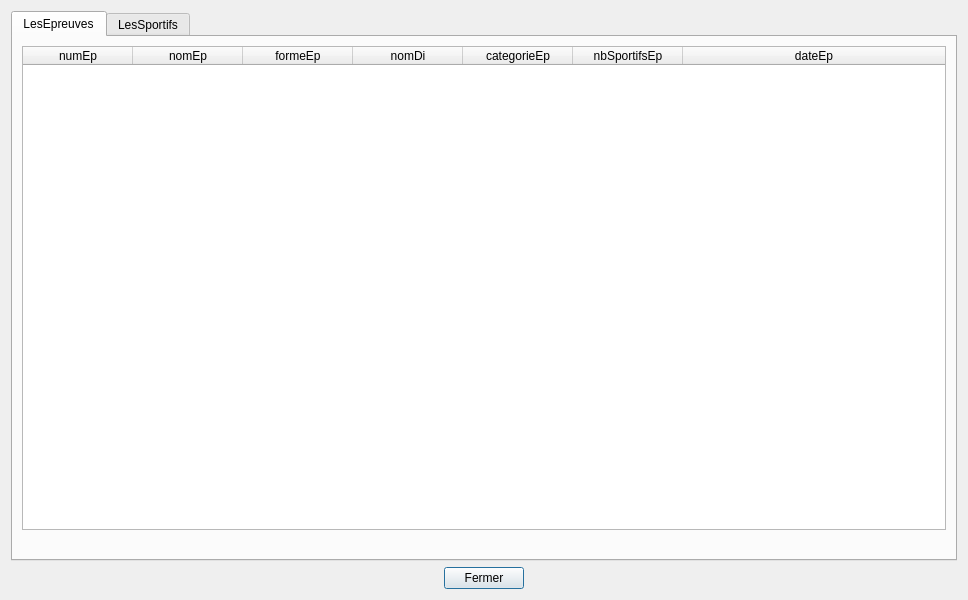
AEtheve/CEBD-PROJET-JO, file projet/gui/v1_tablesData.ui: the form before one commit.
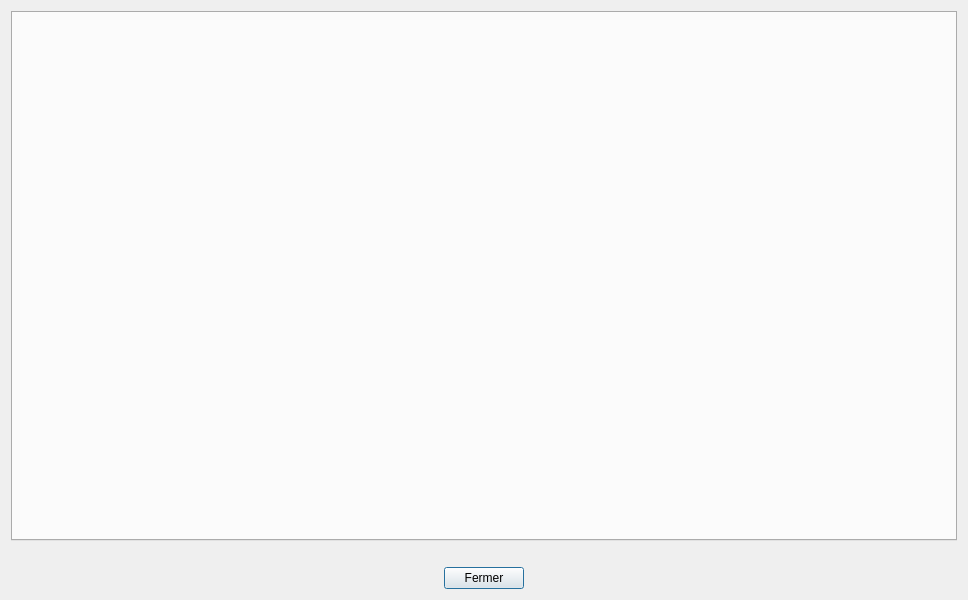
The form after the commit. The open tabs and pages were chosen to show the change.

```diff
--- a/projet/gui/v1_tablesData.ui
+++ b/projet/gui/v1_tablesData.ui
@@ -28,261 +28,19 @@
   <layout class="QVBoxLayout" name="verticalLayout">
    <item>
     <widget class="QTabWidget" name="tabWidget">
+     <property name="enabled">
+      <bool>true</bool>
+     </property>
      <property name="currentIndex">
       <number>1</number>
      </property>
-     <widget class="QWidget" name="tabEpreuves">
-      <attribute name="title">
-       <string>LesEpreuves</string>
-      </attribute>
-      <layout class="QVBoxLayout" name="verticalLayout_2">
-       <item>
-        <widget class="QTableWidget" name="tableEpreuves">
-         <property name="sizePolicy">
-          <sizepolicy hsizetype="Expanding" vsizetype="Expanding">
-           <horstretch>0</horstretch>
-           <verstretch>0</verstretch>
-          </sizepolicy>
-         </property>
-         <property name="minimumSize">
-          <size>
-           <width>0</width>
-           <height>400</height>
-          </size>
-         </property>
-         <property name="baseSize">
-          <size>
-           <width>0</width>
-           <height>0</height>
-          </size>
-         </property>
-         <property name="layoutDirection">
-          <enum>Qt::LeftToRight</enum>
-         </property>
-         <property name="sizeAdjustPolicy">
-          <enum>QAbstractScrollArea::AdjustToContents</enum>
-         </property>
-         <property name="sortingEnabled">
-          <bool>true</bool>
-         </property>
-         <property name="columnCount">
-          <number>7</number>
-         </property>
-         <attribute name="horizontalHeaderCascadingSectionResizes">
-          <bool>true</bool>
-         </attribute>
-         <attribute name="horizontalHeaderDefaultSectionSize">
-          <number>110</number>
-         </attribute>
-         <attribute name="horizontalHeaderHighlightSections">
-          <bool>true</bool>
-         </attribute>
-         <attribute name="horizontalHeaderMinimumSectionSize">
-          <number>50</number>
-         </attribute>
-         <attribute name="horizontalHeaderShowSortIndicator" stdset="0">
-          <bool>true</bool>
-         </attribute>
-         <attribute name="horizontalHeaderStretchLastSection">
-          <bool>true</bool>
-         </attribute>
-         <attribute name="verticalHeaderVisible">
-          <bool>false</bool>
-         </attribute>
-         <column>
-          <property name="text">
-           <string>numEp</string>
-          </property>
-         </column>
-         <column>
-          <property name="text">
-           <string>nomEp</string>
-          </property>
-         </column>
-         <column>
-          <property name="text">
-           <string>formeEp</string>
-          </property>
-         </column>
-         <column>
-          <property name="text">
-           <string>nomDi</string>
-          </property>
-         </column>
-         <column>
-          <property name="text">
-           <string>categorieEp</string>
-          </property>
-         </column>
-         <column>
-          <property name="text">
-           <string>nbSportifsEp</string>
-          </property>
-         </column>
-         <column>
-          <property name="text">
-           <string>dateEp</string>
-          </property>
-         </column>
-        </widget>
-       </item>
-       <item>
-        <widget class="QLabel" name="label_epreuves">
-         <property name="palette">
-          <palette>
-           <active>
-            <colorrole role="WindowText">
-             <brush brushstyle="SolidPattern">
-              <color alpha="255">
-               <red>255</red>
-               <green>0</green>
-               <blue>0</blue>
-              </color>
-             </brush>
-            </colorrole>
-           </active>
-           <inactive>
-            <colorrole role="WindowText">
-             <brush brushstyle="SolidPattern">
-              <color alpha="255">
-               <red>255</red>
-               <green>0</green>
-               <blue>0</blue>
-              </color>
-             </brush>
-            </colorrole>
-           </inactive>
-           <disabled>
-            <colorrole role="WindowText">
-             <brush brushstyle="SolidPattern">
-              <color alpha="255">
-               <red>120</red>
-               <green>120</green>
-               <blue>120</blue>
-              </color>
-             </brush>
-            </colorrole>
-           </disabled>
-          </palette>
-         </property>
-         <property name="text">
-          <string/>
-         </property>
-         <property name="scaledContents">
-          <bool>true</bool>
-         </property>
-         <property name="alignment">
-          <set>Qt::AlignCenter</set>
-         </property>
-        </widget>
-       </item>
-      </layout>
-     </widget>
-     <widget class="QWidget" name="tabSportifs">
-      <attribute name="title">
-       <string>LesSportifs</string>
-      </attribute>
-      <layout class="QVBoxLayout" name="verticalLayout_7">
-       <item>
-        <widget class="QTableWidget" name="tableSportifs">
-         <attribute name="horizontalHeaderDefaultSectionSize">
-          <number>110</number>
-         </attribute>
-         <attribute name="horizontalHeaderMinimumSectionSize">
-          <number>50</number>
-         </attribute>
-         <attribute name="horizontalHeaderStretchLastSection">
-          <bool>true</bool>
-         </attribute>
-         <attribute name="verticalHeaderVisible">
-          <bool>false</bool>
-         </attribute>
-         <column>
-          <property name="text">
-           <string>numSp</string>
-          </property>
-         </column>
-         <column>
-          <property name="text">
-           <string>nomSp</string>
-          </property>
-         </column>
-         <column>
-          <property name="text">
-           <string>prenomSp</string>
-          </property>
-         </column>
-         <column>
-          <property name="text">
-           <string>pays</string>
-          </property>
-         </column>
-         <column>
-          <property name="text">
-           <string>categorieSp</string>
-          </property>
-         </column>
-         <column>
-          <property name="text">
-           <string>dateNaisSp</string>
-          </property>
-         </column>
-         <column>
-          <property name="text">
-           <string>numEq</string>
-          </property>
-         </column>
-        </widget>
-       </item>
-       <item>
-        <widget class="QLabel" name="label_sportifs">
-         <property name="palette">
-          <palette>
-           <active>
-            <colorrole role="WindowText">
-             <brush brushstyle="SolidPattern">
-              <color alpha="255">
-               <red>255</red>
-               <green>0</green>
-               <blue>0</blue>
-              </color>
-             </brush>
-            </colorrole>
-           </active>
-           <inactive>
-            <colorrole role="WindowText">
-             <brush brushstyle="SolidPattern">
-              <color alpha="255">
-               <red>255</red>
-               <green>0</green>
-               <blue>0</blue>
-              </color>
-             </brush>
-            </colorrole>
-           </inactive>
-           <disabled>
-            <colorrole role="WindowText">
-             <brush brushstyle="SolidPattern">
-              <color alpha="255">
-               <red>120</red>
-               <green>120</green>
-               <blue>120</blue>
-              </color>
-             </brush>
-            </colorrole>
-           </disabled>
-          </palette>
-         </property>
-         <property name="text">
-          <string/>
-         </property>
-         <property name="alignment">
-          <set>Qt::AlignCenter</set>
-         </property>
-        </widget>
-       </item>
-      </layout>
-     </widget>
+    </widget>
+   </item>
+   <item>
+    <widget class="QLabel" name="label_error">
+     <property name="text">
+      <string/>
+     </property>
     </widget>
    </item>
    <item>
```
Left out of the diff: 2 changed lines with no effect on the pictures.
